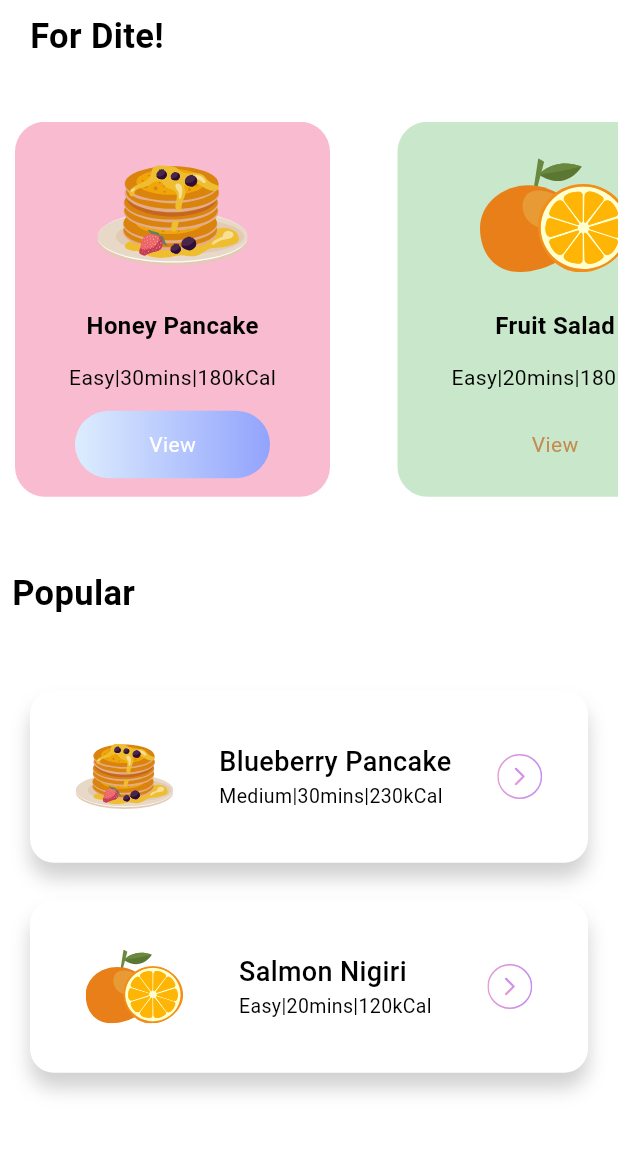
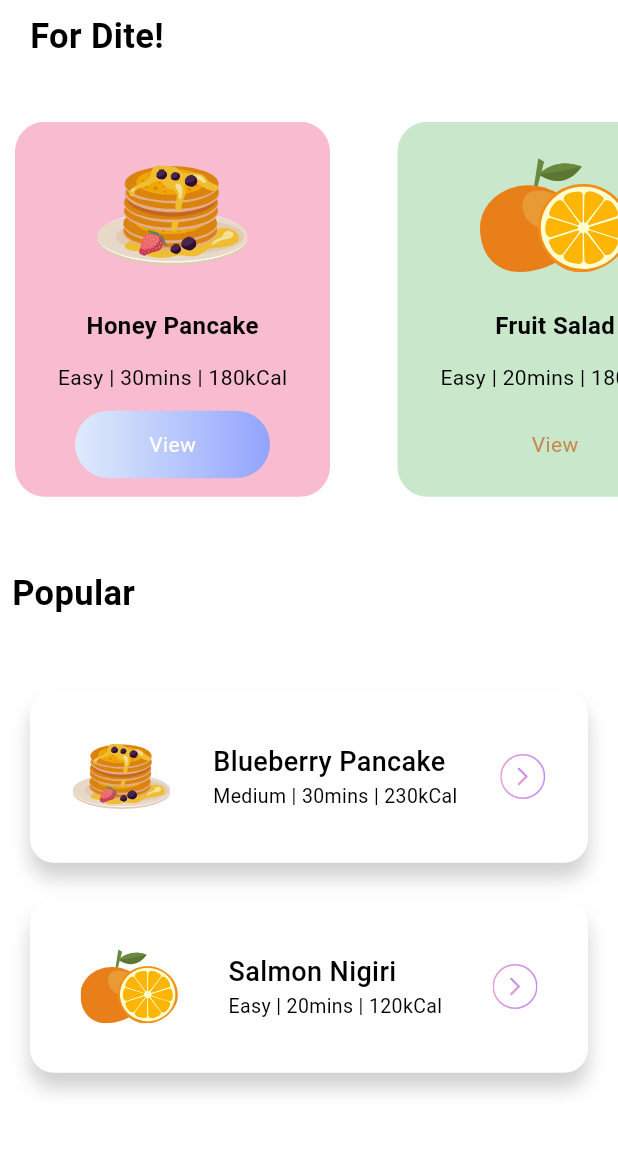
Before and after one commit to Bhuvanbuvan/fitnes, a Flutter app: the screen it shows after launch, scrolled down 482 dp, on a phone screen of 412 x 824 dp, the part 84-1236 px from its top. Run offline on Flutter 3.47's test engine with Material 3 defaults, Android fonts, the light colour scheme and no system bars; our stand-ins replace flutter_svg.

Commit message:
ui design changes

```diff
--- a/lib/home.dart
+++ b/lib/home.dart
@@ -2,7 +2,6 @@ import 'package:fitnes/models/category_item_models.dart';
 import 'package:fitnes/models/dite_model.dart';
 import 'package:fitnes/models/popular_dite_model.dart';
 import 'package:flutter/material.dart';
-import 'package:flutter/rendering.dart';
 import 'package:flutter_svg/flutter_svg.dart';
 
 class Home extends StatefulWidget {
@@ -75,7 +74,7 @@ class _HomeState extends State<Home> {
                       child: Row(
                         mainAxisAlignment: MainAxisAlignment.spaceEvenly,
                         children: [
-                          Container(
+                          SizedBox(
                             width: 65,
                             height: 65,
                             child:
@@ -94,11 +93,7 @@ class _HomeState extends State<Home> {
                                 ),
                               ),
                               Text(
-                                popularDites[index].level +
-                                    '|' +
-                                    popularDites[index].duration +
-                                    '|' +
-                                    popularDites[index].calorie,
+                                "${popularDites[index].level} | ${popularDites[index].duration} | ${popularDites[index].calorie}",
                                 style: TextStyle(
                                     color: Colors.black,
                                     fontWeight: FontWeight.w400,
@@ -151,7 +146,7 @@ class _HomeState extends State<Home> {
         SizedBox(
           height: 40,
         ),
-        Container(
+        SizedBox(
           height: 250,
           child: ListView.separated(
               scrollDirection: Axis.horizontal,
@@ -167,7 +162,7 @@ class _HomeState extends State<Home> {
                     child: Column(
                       mainAxisAlignment: MainAxisAlignment.spaceEvenly,
                       children: [
-                        Container(
+                        SizedBox(
                           height: 100,
                           width: 100,
                           child: SvgPicture.asset(dites[index].iconPath),
@@ -180,11 +175,7 @@ class _HomeState extends State<Home> {
                               fontWeight: FontWeight.bold),
                         ),
                         Text(
-                          dites[index].level +
-                              '|' +
-                              dites[index].duration +
-                              '|' +
-                              dites[index].calorie,
+                          "${dites[index].level} | ${dites[index].duration} | ${dites[index].calorie}",
                           style: TextStyle(
                               color: Colors.black,
                               fontSize: 14,
@@ -197,7 +188,7 @@ class _HomeState extends State<Home> {
                             gradient: LinearGradient(
                               colors: [
                                 dites[index].viewIsSelected
-                                    ? Color(0xff9DceEFF)
+                                    ? Color.fromARGB(237, 220, 238, 255)
                                     : Colors.transparent,
                                 dites[index].viewIsSelected
                                     ? Color(0xff92A3FD)
```
